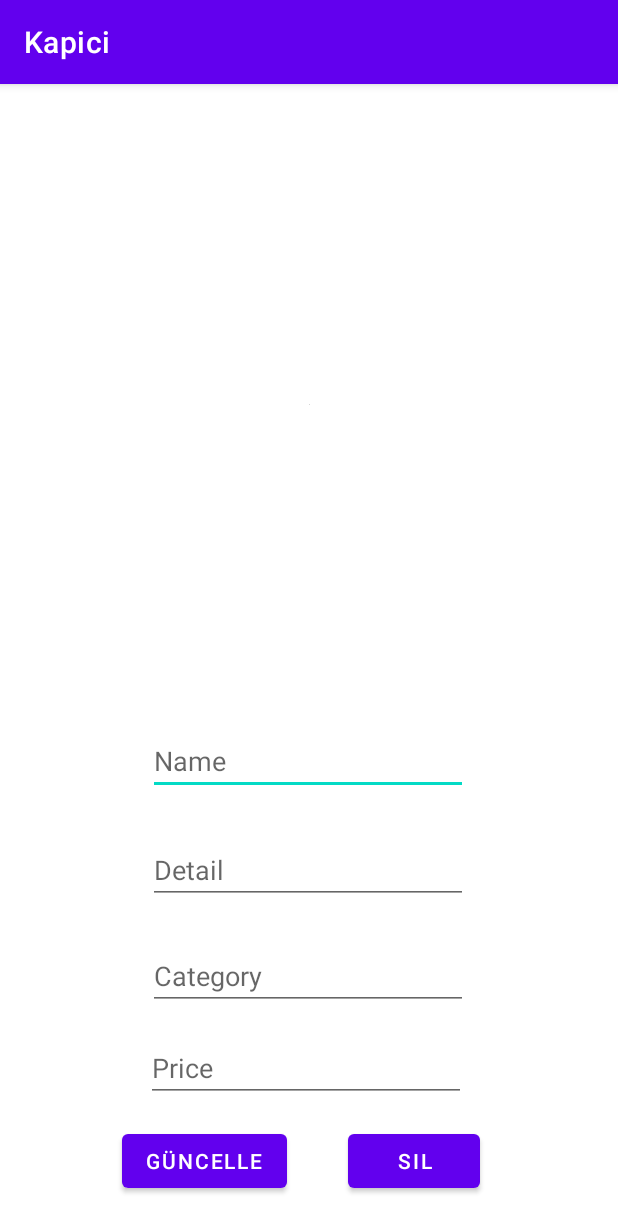
After one commit to doukurt/tasarim, an Android app: the AdminProductDetail screen opened directly, with no data from a screen before it, on a phone screen of 412 x 824 dp. The commit adds this screen. Shown: the top 1232 px of the screen. Run offline under Robolectric (Android 15) with nearby library versions, the phone set to English and light mode, and no system bars; our stand-ins replace Firebase (no records; nobody signed in at launch, a user with empty details on screens opened directly), Picasso; 6 statements that could not run were skipped.

Commit message:
update delete and update product

```diff
--- a/app/build.gradle
+++ b/app/build.gradle
@@ -40,5 +40,6 @@ dependencies {
     implementation 'com.google.firebase:firebase-auth'
     implementation 'com.google.firebase:firebase-firestore'
     implementation 'com.google.firebase:firebase-storage'
+    implementation 'com.squareup.picasso:picasso:2.71828'
 }
 apply plugin: 'com.google.gms.google-services'
--- /dev/null
+++ b/app/src/main/java/com/kapici/kapici/AdminProductDetail.java
@@ -0,0 +1,168 @@
+package com.kapici.kapici;
+
+import androidx.annotation.NonNull;
+import androidx.annotation.Nullable;
+import androidx.appcompat.app.AppCompatActivity;
+import androidx.core.app.ActivityCompat;
+import androidx.core.content.ContextCompat;
+
+import android.Manifest;
+import android.app.Activity;
+import android.content.Intent;
+import android.content.pm.PackageManager;
+import android.graphics.Bitmap;
+import android.graphics.ImageDecoder;
+import android.net.Uri;
+import android.os.Build;
+import android.os.Bundle;
+import android.provider.MediaStore;
+import android.view.View;
+import android.widget.EditText;
+import android.widget.ImageView;
+import android.widget.Toast;
+
+import com.google.android.gms.tasks.OnFailureListener;
+import com.google.android.gms.tasks.OnSuccessListener;
+import com.google.firebase.firestore.FirebaseFirestore;
+import com.google.firebase.storage.FirebaseStorage;
+import com.squareup.picasso.Picasso;
+
+import java.io.IOException;
+import java.util.HashMap;
+
+public class AdminProductDetail extends AppCompatActivity {
+
+    EditText updateName,updateDetail,updateCategory,updatePrice;
+    ImageView updateImage;
+    String id;
+    Uri imageData;
+    Bitmap selectedImage;
+
+    private FirebaseFirestore firebaseFirestore;
+    private FirebaseStorage firebaseStorage;
+
+    @Override
+    protected void onCreate(Bundle savedInstanceState) {
+        super.onCreate(savedInstanceState);
+        setContentView(R.layout.activity_admin_product_detail);
+
+        Intent intent = getIntent();
+        String name = intent.getExtras().getString("Name");
+        String image = intent.getExtras().getString("Image");
+        String price = intent.getExtras().getString("Price");
+        String detail = intent.getExtras().getString("Detail");
+        String category = intent.getExtras().getString("Category");
+        id = intent.getExtras().getString("Id");
+
+        firebaseFirestore=FirebaseFirestore.getInstance();
+        firebaseStorage=FirebaseStorage.getInstance();
+        updateName=findViewById(R.id.updateName);
+        updateDetail= findViewById(R.id.updateDetail);
+        updateCategory= findViewById(R.id.updateCategory);
+        updatePrice= findViewById(R.id.updatePrice);
+        updateImage = findViewById(R.id.updateImage);
+
+        updateName.setText(name);
+        updatePrice.setText(price);
+        updateDetail.setText(detail);
+        updateCategory.setText(category);
+        Picasso.get().load(image).into(updateImage);
+
+    }
+
+
+
+    public void updateProduct(View view){
+        String updatedName = updateName.getText().toString();
+        String updatedDetail = updateDetail.getText().toString();
+        String updatedCategory = updateCategory.getText().toString();
+        String updatedPrice = updatePrice.getText().toString();
+
+        HashMap<String,Object> updatedData= new HashMap<>();
+        updatedData.put("productName",updatedName);
+        updatedData.put("productDetail",updatedDetail);
+        updatedData.put("productCategory",updatedCategory);
+        updatedData.put("productPrice",updatedPrice);
+
+
+
+        firebaseFirestore.collection("Products").document(id).update(updatedData).addOnSuccessListener(new OnSuccessListener<Void>() {
+            @Override
+            public void onSuccess(Void aVoid) {
+                Toast.makeText(AdminProductDetail.this,"Başarıyla Güncellendi",Toast.LENGTH_LONG).show();
+            }
+        }).addOnFailureListener(new OnFailureListener() {
+            @Override
+            public void onFailure(@NonNull Exception e) {
+                Toast.makeText(AdminProductDetail.this,e.getLocalizedMessage().toString(),Toast.LENGTH_LONG).show();
+            }
+        });
+
+
+
+
+    }
+    public void deleteProduct(View view){
+        firebaseFirestore.collection("Products").document(id)
+                .delete().addOnSuccessListener(new OnSuccessListener<Void>() {
+            @Override
+            public void onSuccess(Void aVoid) {
+                Toast.makeText(AdminProductDetail.this,"Başarıyla Silindi",Toast.LENGTH_LONG).show();
+            }
+        }).addOnFailureListener(new OnFailureListener() {
+            @Override
+            public void onFailure(@NonNull Exception e) {
+                Toast.makeText(AdminProductDetail.this,e.getLocalizedMessage().toString(),Toast.LENGTH_LONG).show();
+            }
+        });
+
+        Intent intent = new Intent(AdminProductDetail.this,AdminPanel.class);
+        startActivity(intent);
+        finish();
+
+    }
+    public void updateImageData(View view){
+
+        if(ContextCompat.checkSelfPermission(AdminProductDetail.this, Manifest.permission.READ_EXTERNAL_STORAGE)!= PackageManager.PERMISSION_GRANTED){
+            ActivityCompat.requestPermissions(this,new String[]{Manifest.permission.READ_EXTERNAL_STORAGE},1);
+        }else{
+            Intent intentToGallery = new Intent(Intent.ACTION_PICK, MediaStore.Images.Media.EXTERNAL_CONTENT_URI);
+            startActivityForResult(intentToGallery,2);
+        }
+
+    }
+
+    @Override
+    public void onRequestPermissionsResult(int requestCode, @NonNull String[] permissions, @NonNull int[] grantResults) {
+
+        if(requestCode==1){
+            if(grantResults.length>0 && grantResults[0]==PackageManager.PERMISSION_GRANTED){
+                Intent intentToGallery = new Intent(Intent.ACTION_PICK, MediaStore.Images.Media.EXTERNAL_CONTENT_URI);
+                startActivityForResult(intentToGallery,2);
+            }
+        }
+        super.onRequestPermissionsResult(requestCode, permissions, grantResults);
+    }
+
+    @Override
+    protected void onActivityResult(int requestCode, int resultCode, @Nullable Intent data) {
+
+        if (requestCode==2 && resultCode == Activity.RESULT_OK && data != null){
+            imageData = data.getData();
+
+            try {
+                if (Build.VERSION.SDK_INT>=28){
+                    ImageDecoder.Source source = ImageDecoder.createSource(getContentResolver(),imageData);
+                    selectedImage = ImageDecoder.decodeBitmap(source);
+                    updateImage.setImageBitmap(selectedImage);
+                }else{
+                    selectedImage = MediaStore.Images.Media.getBitmap(getContentResolver(),imageData);
+                    updateImage.setImageBitmap(selectedImage);
+                }
+            } catch (IOException e) {
+                e.printStackTrace();
+            }
+        }
+        super.onActivityResult(requestCode, resultCode, data);
+    }
+}
--- a/app/src/main/java/com/kapici/kapici/SignIn.java
+++ b/app/src/main/java/com/kapici/kapici/SignIn.java
@@ -53,14 +53,13 @@ public class SignIn extends AppCompatActivity {
                     DocumentSnapshot document = task.getResult();
                     Map<String, Object> data=document.getData();
                     isAdmin=(boolean) data.get("admin");
-                    System.out.println("onQuery"+isAdmin);
                 }
             }
         }).addOnCompleteListener(new OnCompleteListener<DocumentSnapshot>() {
             @Override
             public void onComplete(@NonNull Task<DocumentSnapshot> task) {
                 if(isAdmin){
-                    Intent intentToAdminPage = new Intent(getApplicationContext(),AdminPanel.class);//gidecegi yer öylesine tasarlanınca degisacek
+                    Intent intentToAdminPage = new Intent(getApplicationContext(),AdminPanel.class);
                     startActivity(intentToAdminPage);
                     finish();
                 }else{
--- /dev/null
+++ b/app/src/main/res/layout/activity_admin_product_detail.xml
@@ -0,0 +1,90 @@
+<?xml version="1.0" encoding="utf-8"?>
+<androidx.constraintlayout.widget.ConstraintLayout xmlns:android="http://schemas.android.com/apk/res/android"
+    xmlns:app="http://schemas.android.com/apk/res-auto"
+    xmlns:tools="http://schemas.android.com/tools"
+    android:layout_width="match_parent"
+    android:layout_height="match_parent"
+    tools:context=".AdminProductDetail">
+
+    <ImageView
+        android:id="@+id/updateImage"
+        android:layout_width="wrap_content"
+        android:layout_height="wrap_content"
+        android:layout_marginTop="32dp"
+        android:layout_marginBottom="34dp"
+        android:onClick="updateImageData"
+        app:layout_constraintBottom_toTopOf="@+id/updateName"
+        app:layout_constraintEnd_toEndOf="parent"
+        app:layout_constraintStart_toStartOf="parent"
+        app:layout_constraintTop_toTopOf="parent"
+        app:srcCompat="@drawable/logo" />
+
+    <EditText
+        android:id="@+id/updateName"
+        android:layout_width="wrap_content"
+        android:layout_height="wrap_content"
+        android:layout_marginBottom="27dp"
+        android:ems="10"
+        android:hint="Name"
+        android:inputType="textPersonName"
+        app:layout_constraintBottom_toTopOf="@+id/updateDetail"
+        app:layout_constraintStart_toStartOf="@+id/updateDetail" />
+
+    <EditText
+        android:id="@+id/updateCategory"
+        android:layout_width="wrap_content"
+        android:layout_height="wrap_content"
+        android:layout_marginStart="1dp"
+        android:layout_marginBottom="16dp"
+        android:ems="10"
+        android:hint="Category"
+        android:inputType="textPersonName"
+        app:layout_constraintBottom_toTopOf="@+id/updatePrice"
+        app:layout_constraintStart_toStartOf="@+id/updatePrice" />
+
+    <EditText
+        android:id="@+id/updateDetail"
+        android:layout_width="wrap_content"
+        android:layout_height="wrap_content"
+        android:layout_marginBottom="25dp"
+        android:ems="10"
+        android:hint="Detail"
+        android:inputType="textPersonName"
+        app:layout_constraintBottom_toTopOf="@+id/updateCategory"
+        app:layout_constraintStart_toStartOf="@+id/updateCategory" />
+
+    <Button
+        android:id="@+id/updateProduct"
+        android:layout_width="wrap_content"
+        android:layout_height="wrap_content"
+        android:layout_marginStart="81dp"
+        android:layout_marginBottom="26dp"
+        android:onClick="updateProduct"
+        android:text="Güncelle"
+        app:layout_constraintBottom_toBottomOf="parent"
+        app:layout_constraintStart_toStartOf="parent" />
+
+    <Button
+        android:id="@+id/deleteProduct"
+        android:layout_width="wrap_content"
+        android:layout_height="wrap_content"
+        android:layout_marginEnd="92dp"
+        android:layout_marginBottom="26dp"
+        android:onClick="deleteProduct"
+        android:text="sil"
+        app:layout_constraintBottom_toBottomOf="parent"
+        app:layout_constraintEnd_toEndOf="parent" />
+
+    <EditText
+        android:id="@+id/updatePrice"
+        android:layout_width="wrap_content"
+        android:layout_height="wrap_content"
+        android:layout_marginEnd="9dp"
+        android:layout_marginBottom="15dp"
+        android:ems="10"
+        android:hint="Price"
+        android:inputType="number"
+        app:layout_constraintBottom_toTopOf="@+id/updateProduct"
+        app:layout_constraintEnd_toEndOf="@+id/deleteProduct" />
+
+</androidx.constraintlayout.widget.ConstraintLayout>
```
Also changed, not shown: app/src/main/AndroidManifest.xml (+8 -4 lines), app/src/main/java/com/kapici/kapici/AddProduct.java (+104 -5 lines), app/src/main/java/com/kapici/kapici/AdminPanel.java (+6 -1 lines), app/src/main/java/com/kapici/kapici/AdminRecyclerAdapter.java (added, +96 -0 lines), app/src/main/java/com/kapici/kapici/ListProductForAdmin.java (added, +105 -0 lines), app/src/main/java/com/kapici/kapici/Models/Products.java (+5 -2 lines), app/src/main/res/layout/activity_admin_panel.xml (+5 -10 lines), app/src/main/res/layout/fragment_add_product.xml (+8 -8 lines), app/src/main/res/layout/fragment_admin_product_list.xml (added, +13 -0 lines), app/src/main/res/layout/single_product_admin.xml (added, +51 -0 lines).
